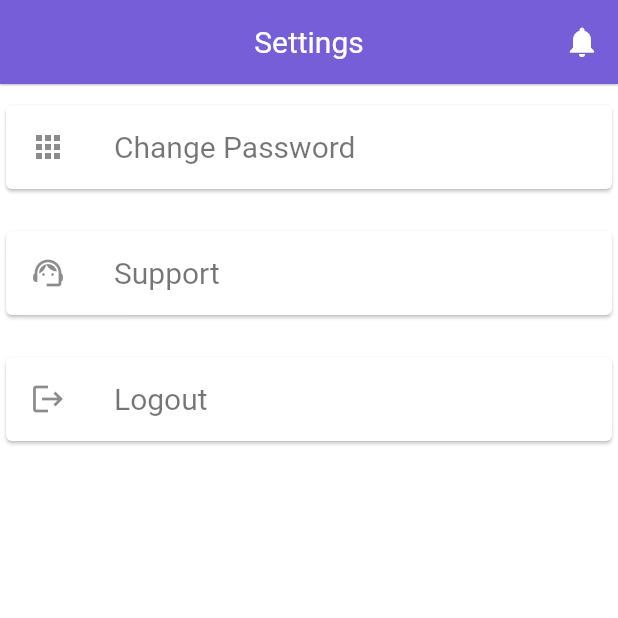
After one commit to Aburafik/gas_delivery_app, a Flutter app: the SetingsVC screen opened directly, on a phone screen of 412 x 824 dp, the top half of it. The commit adds this screen. Run offline on Flutter 3.47's test engine with Material 2 defaults, Android fonts, the phone set to English and light mode, and no system bars; our stand-ins replace get, pin_code_fields; missing offline and left inert: cupertino_onboarding; network calls fail.

Commit message:
Settings View

```diff
--- a/lib/Themes/light_theme.dart
+++ b/lib/Themes/light_theme.dart
@@ -2,6 +2,7 @@ import 'package:flutter/material.dart';
 import 'package:gas_delivery_app/Utils/colors.dart';
 
 final lightTheme = ThemeData(
+  scaffoldBackgroundColor: AppColors.whiteColor,
   fontFamily: "Roboto",
   appBarTheme: const AppBarTheme(
     backgroundColor: AppColors.commonColor,
--- a/lib/Utils/images.dart
+++ b/lib/Utils/images.dart
@@ -3,4 +3,9 @@ class Images {
   static const String gas_logo = "images/gas-cylinder.png";
   static const String fire_logo = "images/fire.png";
   static const String splash_logo = "images/splash-logo.jpg";
+  static const String logo_1 = "images/logo-one.png";
+  static const String about_app = "images/about.png";
+  static const String request_logo = "images/request.png";
+  static const String paymentlogo = "images/payment.png";
+  static const String main_logo = "images/logos.png";
 }
--- a/lib/Views/authentication/sign_up.dart
+++ b/lib/Views/authentication/sign_up.dart
@@ -23,8 +23,8 @@ class SignUpVC extends StatelessWidget {
                 crossAxisAlignment: CrossAxisAlignment.stretch,
                 children: [
                   SizedBox(
-                    height: MediaQuery.of(context).size.height / 10,
-                    child: Image.asset(Images.gas_logo),
+                    height: MediaQuery.of(context).size.height / 5,
+                    child: Image.asset(Images.main_logo,),
                   ),
                   Padding(
                     padding: const EdgeInsets.symmetric(vertical: 30),
--- a/lib/Views/authentication/verified_phone.dart
+++ b/lib/Views/authentication/verified_phone.dart
@@ -58,7 +58,6 @@ class _VerifyPhoneVCState extends State<VerifyPhoneVC> {
 
   @override
   Widget build(BuildContext context) {
-    // String phone = Get.arguments['phoneNumber'] ?? "00";
     return Scaffold(
       body: Padding(
         padding: const EdgeInsets.symmetric(horizontal: 20),
@@ -69,7 +68,7 @@ class _VerifyPhoneVCState extends State<VerifyPhoneVC> {
               height: MediaQuery.of(context).size.height / 5,
               child: ClipRRect(
                 borderRadius: BorderRadius.circular(30),
-                child: Image.asset(Images.gas_logo,height: 50,),
+                child: Image.asset(Images.main_logo,height: 50,),
               ),
             ),
             const SizedBox(height: 8),
--- a/lib/Views/dashboard/dash_board_view.dart
+++ b/lib/Views/dashboard/dash_board_view.dart
@@ -3,6 +3,7 @@ import 'package:gas_delivery_app/Utils/colors.dart';
 import 'package:gas_delivery_app/Views/home/home_view.dart';
 import 'package:gas_delivery_app/Views/orders/orders.dart';
 import 'package:gas_delivery_app/Views/profile/profile.dart';
+import 'package:gas_delivery_app/Views/settings/settings.dart';
 
 class DashBoardView extends StatefulWidget {
   DashBoardView({super.key, this.pageIndex});
@@ -25,7 +26,8 @@ class _DashBoardViewState extends State<DashBoardView> {
     screens = [
       const HomeViewsWrapper(),
       const OrdersVC(),
-      const ProfileViewsWrapper()
+      const ProfileViewsWrapper(),
+      const SetingsVC()
     ];
     super.initState();
   }
--- /dev/null
+++ b/lib/Views/settings/settings.dart
@@ -0,0 +1,64 @@
+import 'package:flutter/material.dart';
+import 'package:gas_delivery_app/Components/common_appBra.dart';
+
+class SetingsVC extends StatelessWidget {
+  const SetingsVC({super.key});
+
+  @override
+  Widget build(BuildContext context) {
+    return Scaffold(
+      appBar: commonAppBar(title: "Settings"),
+      body: Column(
+        children: [
+          SettingsTile(
+            title: "Change Password",
+            icon: Icons.apps,
+            onTap: () {},
+          ),
+          SettingsTile(
+            title: "Support",
+            icon: Icons.support_agent,
+            onTap: () {},
+          ),
+          SettingsTile(
+            title: "Logout",
+            icon: Icons.logout,
+            onTap: () {},
+          ),
+        ],
+      ),
+    );
+  }
+}
+
+class SettingsTile extends StatelessWidget {
+  const SettingsTile({
+    Key? key,
+    this.icon,
+    this.title,
+    this.onTap,
+  }) : super(key: key);
+
+  final String? title;
+
+  final IconData? icon;
+  final void Function()? onTap;
+
+  @override
+  Widget build(BuildContext context) {
+    return Padding(
+      padding: const EdgeInsets.symmetric(vertical: 10),
+      child: Card(
+        child: ListTile(
+          onTap: onTap,
+          leading: Icon(icon),
+          title: Text(
+            title!,
+            style:
+                Theme.of(context).textTheme.headline1!.copyWith(fontSize: 20),
+          ),
+        ),
+      ),
+    );
+  }
+}
```
Also changed, not shown: lib/Views/onboarding/onboarding.dart (+43 -29 lines), images/about.png (added), images/logo-one.png (added), images/logos.png (added), images/payment.png (added), images/request.png (added).
